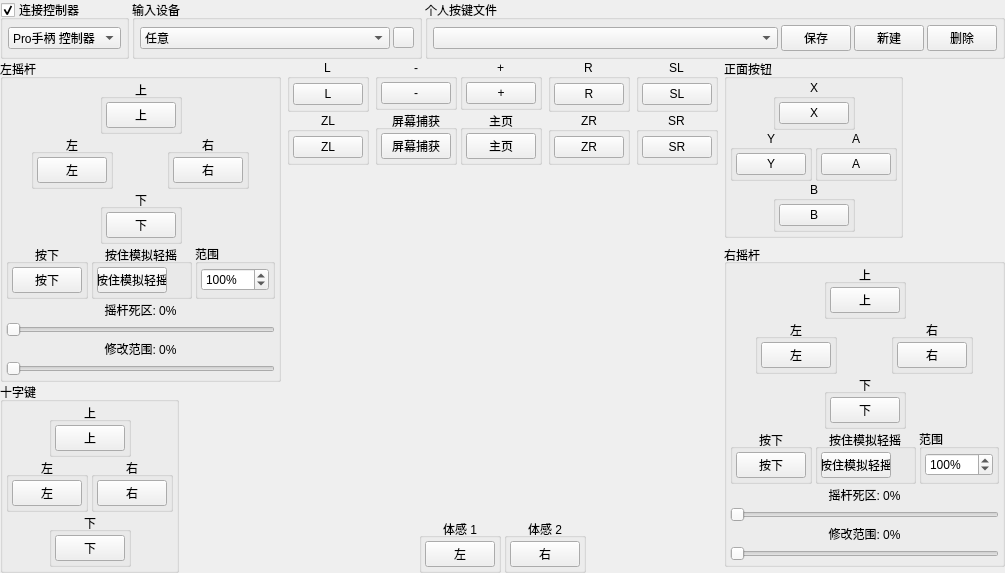
Above: src/yuzu/configuration/configure_input_player.ui from formylover/yuzu-early-access before the change. Below: the same form after it.
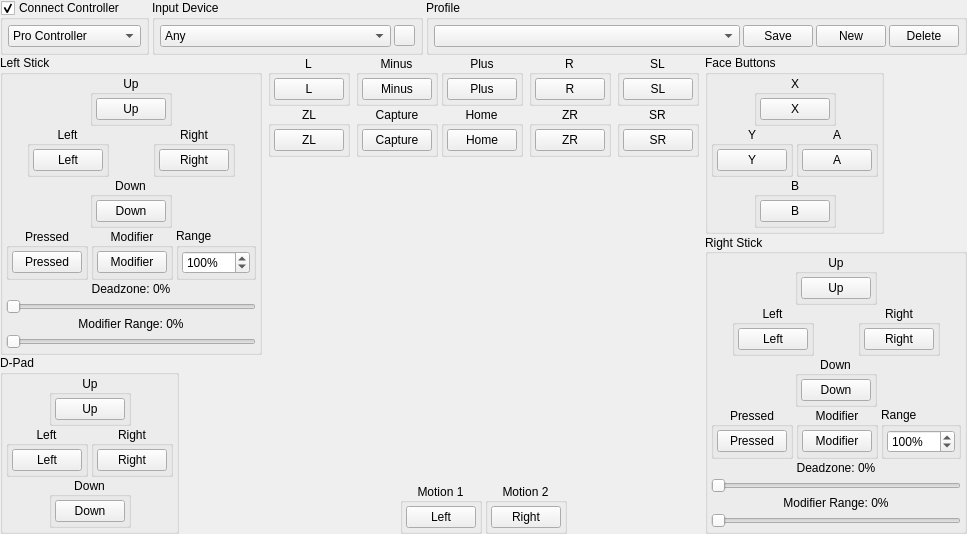
That is the form after the change. Icons and pictures are not drawn.

Diff of the .ui file:
```diff
--- a/src/yuzu/configuration/configure_input_player.ui
+++ b/src/yuzu/configuration/configure_input_player.ui
@@ -60,7 +60,7 @@
           <enum>Qt::LeftToRight</enum>
          </property>
          <property name="title">
-          <string>连接控制器</string>
+          <string>Connect Controller</string>
          </property>
          <property name="flat">
           <bool>false</bool>
@@ -91,7 +91,7 @@
             </property>
             <item>
              <property name="text">
-              <string>Pro手柄 控制器</string>
+              <string>Pro Controller</string>
              </property>
             </item>
             <item>
@@ -122,7 +122,7 @@
        <item>
         <widget class="QGroupBox" name="devicesGroup">
          <property name="title">
-          <string>输入设备</string>
+          <string>Input Device</string>
          </property>
          <layout class="QHBoxLayout" name="horizontalLayout_5">
           <property name="spacing">
@@ -150,7 +150,7 @@
             </property>
             <item>
              <property name="text">
-              <string>任意</string>
+              <string>Any</string>
              </property>
             </item>
             <item>
@@ -191,7 +191,7 @@
           </size>
          </property>
          <property name="title">
-          <string>个人按键文件</string>
+          <string>Profile</string>
          </property>
          <layout class="QHBoxLayout" name="horizontalLayout_4" stretch="2,0,0,0">
           <property name="spacing">
@@ -231,7 +231,7 @@
              <string notr="true">min-width: 68px;</string>
             </property>
             <property name="text">
-             <string>保存</string>
+             <string>Save</string>
             </property>
            </widget>
           </item>
@@ -247,7 +247,7 @@
              <string notr="true">min-width: 68px;</string>
             </property>
             <property name="text">
-             <string>新建</string>
+             <string>New</string>
             </property>
            </widget>
           </item>
@@ -263,7 +263,7 @@
              <string notr="true">min-width: 68px;</string>
             </property>
             <property name="text">
-             <string>删除</string>
+             <string>Delete</string>
             </property>
            </widget>
           </item>
@@ -326,7 +326,7 @@
               </sizepolicy>
              </property>
              <property name="title">
-              <string>左摇杆</string>
+              <string>Left Stick</string>
              </property>
              <property name="alignment">
               <set>Qt::AlignLeading|Qt::AlignLeft|Qt::AlignTop</set>
@@ -384,7 +384,7 @@
                  <item alignment="Qt::AlignHCenter">
                   <widget class="QGroupBox" name="buttonLStickUpGroup">
                    <property name="title">
-                    <string>上</string>
+                    <string>Up</string>
                    </property>
                    <property name="alignment">
                     <set>Qt::AlignCenter</set>
@@ -426,7 +426,7 @@
                        <string notr="true">min-width: 68px;</string>
                       </property>
                       <property name="text">
-                       <string>上</string>
+                       <string>Up</string>
                       </property>
                      </widget>
                     </item>
@@ -457,7 +457,7 @@
                 <item alignment="Qt::AlignHCenter">
                  <widget class="QGroupBox" name="buttonLStickLeftGroup">
                   <property name="title">
-                   <string>左</string>
+                   <string>Left</string>
                   </property>
                   <property name="alignment">
                    <set>Qt::AlignCenter</set>
@@ -496,7 +496,7 @@
                       <string notr="true">min-width: 68px;</string>
                      </property>
                      <property name="text">
-                      <string>左</string>
+                      <string>Left</string>
                      </property>
                     </widget>
                    </item>
@@ -506,7 +506,7 @@
                 <item alignment="Qt::AlignHCenter">
                  <widget class="QGroupBox" name="buttonLStickRightGroup">
                   <property name="title">
-                   <string>右</string>
+                   <string>Right</string>
                   </property>
                   <property name="alignment">
                    <set>Qt::AlignCenter</set>
@@ -545,7 +545,7 @@
                       <string notr="true">min-width: 68px;</string>
                      </property>
                      <property name="text">
-                      <string>右</string>
+                      <string>Right</string>
                      </property>
                     </widget>
                    </item>
@@ -588,7 +588,7 @@
                  <item alignment="Qt::AlignHCenter">
                   <widget class="QGroupBox" name="buttonLStickDownGroup">
                    <property name="title">
-                    <string>下</string>
+                    <string>Down</string>
                    </property>
                    <property name="alignment">
                     <set>Qt::AlignCenter</set>
@@ -627,7 +627,7 @@
                        <string notr="true">min-width: 68px;</string>
                       </property>
                       <property name="text">
-                       <string>下</string>
+                       <string>Down</string>
                       </property>
                      </widget>
                     </item>
@@ -658,7 +658,7 @@
                 <item alignment="Qt::AlignHCenter">
                  <widget class="QGroupBox" name="buttonLStickPressedGroup">
                   <property name="title">
-                   <string>按下</string>
+                   <string>Pressed</string>
                   </property>
                   <property name="alignment">
                    <set>Qt::AlignCenter</set>
@@ -697,7 +697,7 @@
                       <string notr="true">min-width: 68px;</string>
                      </property>
                      <property name="text">
-                      <string>按下</string>
+                      <string>Pressed</string>
                      </property>
                     </widget>
                    </item>
@@ -707,7 +707,7 @@
                 <item alignment="Qt::AlignHCenter">
                  <widget class="QGroupBox" name="buttonLStickModGroup">
                   <property name="title">
-                   <string>按住模拟轻摇</string>
+                   <string>Modifier</string>
                   </property>
                   <property name="alignment">
                    <set>Qt::AlignCenter</set>
@@ -746,7 +746,7 @@
                       <string notr="true">min-width: 68px;</string>
                      </property>
                      <property name="text">
-                      <string>按住模拟轻摇</string>
+                      <string>Modifier</string>
                      </property>
                     </widget>
                    </item>
@@ -756,7 +756,7 @@
                 <item>
                  <widget class="QGroupBox" name="buttonLStickRangeGroup">
                   <property name="title">
-                   <string>范围</string>
+                   <string>Range</string>
                   </property>
                   <layout class="QHBoxLayout" name="buttonLStickRangeGroupHorizontalLayout">
                    <property name="spacing">
@@ -832,7 +832,7 @@
                   <item>
                    <widget class="QLabel" name="labelLStickDeadzone">
                     <property name="text">
-                     <string>摇杆死区: 0%</string>
+                     <string>Deadzone: 0%</string>
                     </property>
                     <property name="alignment">
                      <set>Qt::AlignHCenter</set>
@@ -856,7 +856,7 @@
                   <item>
                    <widget class="QLabel" name="labelLStickModifierRange">
                     <property name="text">
-                     <string>修改范围: 0%</string>
+                     <string>Modifier Range: 0%</string>
                     </property>
                     <property name="alignment">
                      <set>Qt::AlignHCenter</set>
@@ -902,7 +902,7 @@
               </sizepolicy>
              </property>
              <property name="title">
-              <string>十字键</string>
+              <string>D-Pad</string>
              </property>
              <property name="flat">
               <bool>false</bool>
@@ -960,7 +960,7 @@
                  <item alignment="Qt::AlignHCenter">
                   <widget class="QGroupBox" name="buttonDpadUpGroup">
                    <property name="title">
-                    <string>上</string>
+                    <string>Up</string>
                    </property>
                    <property name="alignment">
                     <set>Qt::AlignCenter</set>
@@ -999,7 +999,7 @@
                        <string notr="true">min-width: 68px;</string>
                       </property>
                       <property name="text">
-                       <string>上</string>
+                       <string>Up</string>
                       </property>
                      </widget>
                     </item>
@@ -1030,7 +1030,7 @@
                 <item alignment="Qt::AlignHCenter">
                  <widget class="QGroupBox" name="buttonDpadLeftGroup">
                   <property name="title">
-                   <string>左</string>
+                   <string>Left</string>
                   </property>
                   <property name="alignment">
                    <set>Qt::AlignCenter</set>
@@ -1069,7 +1069,7 @@
                       <string notr="true">min-width: 68px;</string>
                      </property>
                      <property name="text">
-                      <string>左</string>
+                      <string>Left</string>
                      </property>
                     </widget>
                    </item>
@@ -1079,7 +1079,7 @@
                 <item alignment="Qt::AlignHCenter">
                  <widget class="QGroupBox" name="buttonDpadRightGroup">
                   <property name="title">
-                   <string>右</string>
+                   <string>Right</string>
                   </property>
                   <property name="alignment">
                    <set>Qt::AlignCenter</set>
@@ -1118,7 +1118,7 @@
                       <string notr="true">min-width: 68px;</string>
                      </property>
                      <property name="text">
-                      <string>右</string>
+                      <string>Right</string>
                      </property>
                     </widget>
                    </item>
@@ -1161,7 +1161,7 @@
                  <item alignment="Qt::AlignHCenter">
                   <widget class="QGroupBox" name="buttonDpadDownGroup">
                    <property name="title">
-                    <string>下</string>
+                    <string>Down</string>
                    </property>
                    <property name="alignment">
                     <set>Qt::AlignCenter</set>
@@ -1200,7 +1200,7 @@
                        <string notr="true">min-width: 68px;</string>
                       </property>
                       <property name="text">
-                       <string>下</string>
+                       <string>Down</string>
                       </property>
                      </widget>
                     </item>
@@ -1439,7 +1439,7 @@
                 <item alignment="Qt::AlignHCenter">
                  <widget class="QGroupBox" name="buttonMiscButtonsMinusGroup">
                   <property name="title">
-                   <string>-</string>
+                   <string>Minus</string>
                   </property>
                   <property name="alignment">
                    <set>Qt::AlignCenter</set>
@@ -1478,7 +1478,7 @@
                       <string notr="true">min-width: 68px;</string>
                      </property>
                      <property name="text">
-                      <string>-</string>
+                      <string>Minus</string>
                      </property>
                     </widget>
                    </item>
@@ -1488,7 +1488,7 @@
                 <item alignment="Qt::AlignHCenter">
                  <widget class="QGroupBox" name="buttonMiscButtonsScreenshotGroup">
                   <property name="title">
-                   <string>屏幕捕获</string>
+                   <string>Capture</string>
                   </property>
                   <property name="alignment">
                    <set>Qt::AlignCenter</set>
@@ -1527,7 +1527,7 @@
                       <string notr="true">min-width: 68px;</string>
                      </property>
                      <property name="text">
-                      <string>屏幕捕获</string>
+                      <string>Capture</string>
                      </property>
                     </widget>
                    </item>
@@ -1558,7 +1558,7 @@
                 <item alignment="Qt::AlignHCenter">
                  <widget class="QGroupBox" name="buttonMiscButtonsPlusGroup">
                   <property name="title">
-                   <string>+</string>
+                   <string>Plus</string>
                   </property>
                   <property name="alignment">
                    <set>Qt::AlignCenter</set>
@@ -1597,7 +1597,7 @@
                       <string notr="true">min-width: 68px;</string>
                      </property>
                      <property name="text">
-                      <string>+</string>
+                      <string>Plus</string>
                      </property>
                     </widget>
                    </item>
@@ -1607,7 +1607,7 @@
                 <item alignment="Qt::AlignHCenter">
                  <widget class="QGroupBox" name="buttonMiscButtonsHomeGroup">
                   <property name="title">
-                   <string>主页</string>
+                   <string>Home</string>
                   </property>
                   <property name="alignment">
                    <set>Qt::AlignCenter</set>
@@ -1646,7 +1646,7 @@
                       <string notr="true">min-width: 68px;</string>
                      </property>
                      <property name="text">
-                      <string>主页</string>
+                      <string>Home</string>
                      </property>
                     </widget>
                    </item>
@@ -2021,7 +2021,7 @@
              <item>
               <widget class="QGroupBox" name="buttonMotionLeftGroup">
                <property name="title">
-                <string>体感 1</string>
+                <string>Motion 1</string>
                </property>
                <property name="alignment">
                 <set>Qt::AlignCenter</set>
@@ -2060,7 +2060,7 @@
                    <string notr="true">min-width: 68px;</string>
                   </property>
                   <property name="text">
-                   <string>左</string>
+                   <string>Left</string>
                   </property>
                  </widget>
                 </item>
@@ -2070,7 +2070,7 @@
              <item>
               <widget class="QGroupBox" name="buttonMotionRightGroup">
                <property name="title">
-                <string>体感 2</string>
+                <string>Motion 2</string>
                </property>
                <property name="alignment">
                 <set>Qt::AlignCenter</set>
@@ -2109,7 +2109,7 @@
                    <string notr="true">min-width: 68px;</string>
                   </property>
                   <property name="text">
-                   <string>右</string>
+                   <string>Right</string>
                   </property>
                  </widget>
                 </item>
@@ -2161,7 +2161,7 @@
               </sizepolicy>
              </property>
              <property name="title">
-              <string>正面按钮</string>
+              <string>Face Buttons</string>
              </property>
              <property name="flat">
               <bool>false</bool>
@@ -2507,7 +2507,7 @@
               </sizepolicy>
              </property>
              <property name="title">
-              <string>右摇杆</string>
+              <string>Right Stick</string>
              </property>
              <property name="alignment">
               <set>Qt::AlignLeading|Qt::AlignLeft|Qt::AlignVCenter</set>
@@ -2574,7 +2574,7 @@
                  <item alignment="Qt::AlignHCenter">
                   <widget class="QGroupBox" name="buttonRStickUpGroup">
                    <property name="title">
-                    <string>上</string>
+                    <string>Up</string>
                    </property>
                    <property name="alignment">
                     <set>Qt::AlignCenter</set>
@@ -2613,7 +2613,7 @@
                        <string notr="true">min-width: 68px;</string>
                       </property>
                       <property name="text">
-                       <string>上</string>
+                       <string>Up</string>
                       </property>
                      </widget>
                     </item>
@@ -2644,7 +2644,7 @@
                 <item alignment="Qt::AlignHCenter">
                  <widget class="QGroupBox" name="buttonRStickLeftGroup">
                   <property name="title">
-                   <string>左</string>
+                   <string>Left</string>
                   </property>
                   <property name="alignment">
                    <set>Qt::AlignCenter</set>
@@ -2683,7 +2683,7 @@
                       <string notr="true">min-width: 68px;</string>
                      </property>
                      <property name="text">
-                      <string>左</string>
+                      <string>Left</string>
                      </property>
                     </widget>
                    </item>
@@ -2693,7 +2693,7 @@
                 <item alignment="Qt::AlignHCenter">
                  <widget class="QGroupBox" name="buttonRStickRightGroup">
                   <property name="title">
-                   <string>右</string>
+                   <string>Right</string>
                   </property>
                   <property name="alignment">
                    <set>Qt::AlignCenter</set>
@@ -2732,7 +2732,7 @@
                       <string notr="true">min-width: 68px;</string>
                      </property>
                      <property name="text">
-                      <string>右</string>
+                      <string>Right</string>
                      </property>
                     </widget>
                    </item>
@@ -2775,7 +2775,7 @@
                  <item>
                   <widget class="QGroupBox" name="buttonRStickDownGroup">
                    <property name="title">
-                    <string>下</string>
+                    <string>Down</string>
                    </property>
                    <property name="alignment">
                     <set>Qt::AlignCenter</set>
@@ -2814,7 +2814,7 @@
                        <string notr="true">min-width: 68px;</string>
                       </property>
                       <property name="text">
-                       <string>下</string>
+                       <string>Down</string>
                       </property>
                      </widget>
                     </item>
@@ -2845,7 +2845,7 @@
                 <item alignment="Qt::AlignHCenter">
                  <widget class="QGroupBox" name="groupRStickPressed">
                   <property name="title">
-                   <string>按下</string>
+                   <string>Pressed</string>
                   </property>
                   <property name="alignment">
                    <set>Qt::AlignCenter</set>
@@ -2884,7 +2884,7 @@
                       <string notr="true">min-width: 68px;</string>
                      </property>
                      <property name="text">
-                      <string>按下</string>
+                      <string>Pressed</string>
                      </property>
                     </widget>
                    </item>
@@ -2894,7 +2894,7 @@
                 <item alignment="Qt::AlignHCenter">
                  <widget class="QGroupBox" name="buttonRStickModGroup">
                   <property name="title">
-                   <string>按住模拟轻摇</string>
+                   <string>Modifier</string>
                   </property>
                   <property name="alignment">
                    <set>Qt::AlignCenter</set>
@@ -2933,7 +2933,7 @@
                       <string notr="true">min-width: 68px;</string>
                      </property>
                      <property name="text">
-                      <string>按住模拟轻摇</string>
+                      <string>Modifier</string>
                      </property>
                     </widget>
                    </item>
@@ -2943,7 +2943,7 @@
                 <item>
                  <widget class="QGroupBox" name="buttonRStickRangeGroup">
                   <property name="title">
-                   <string>范围</string>
+                   <string>Range</string>
                   </property>
                   <layout class="QHBoxLayout" name="buttonRStickRangeGroupHorizontalLayout">
                    <property name="spacing">
@@ -3016,7 +3016,7 @@
                   <item>
                    <widget class="QLabel" name="labelRStickDeadzone">
                     <property name="text">
-                     <string>摇杆死区: 0%</string>
+                     <string>Deadzone: 0%</string>
                     </property>
                     <property name="alignment">
                      <set>Qt::AlignHCenter</set>
@@ -3040,7 +3040,7 @@
                   <item>
                    <widget class="QLabel" name="labelRStickModifierRange">
                     <property name="text">
-                     <string>修改范围: 0%</string>
+                     <string>Modifier Range: 0%</string>
                     </property>
                     <property name="alignment">
                      <set>Qt::AlignHCenter</set>
```
Left out of the diff: 12 changed lines with no effect on the pictures.
